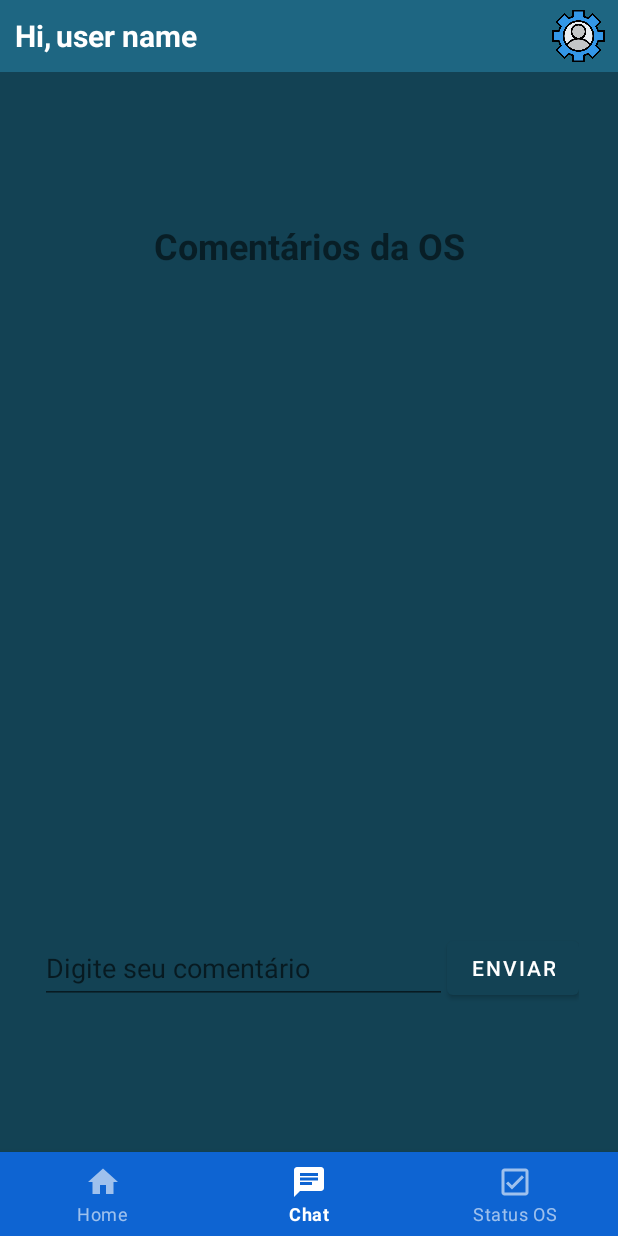
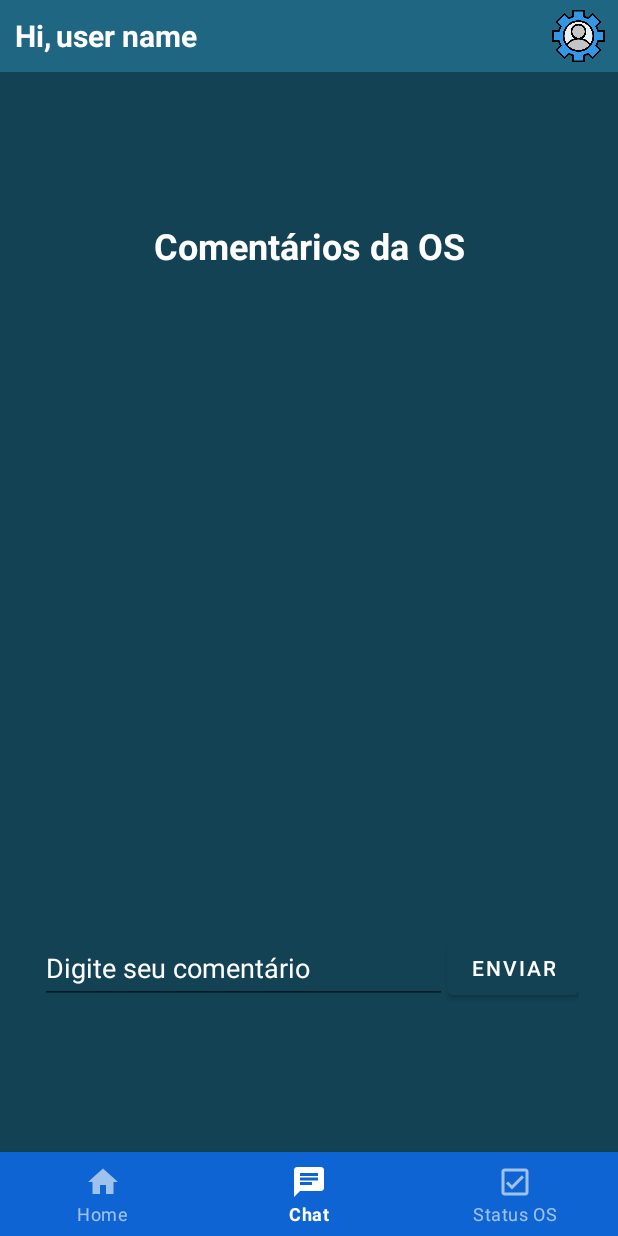
Before and after one commit to LeonardoSnows/Sistema-Integrado-Continuo, an Android app: the screen it shows after launch (MainMenu), item 2 of the bottom bar chosen, on a phone screen of 412 x 824 dp. Run offline under Robolectric (Android 15) with nearby library versions, the phone set to English and light mode, and no system bars; our stand-ins replace Firebase (no records; nobody signed in at launch, a user with empty details on screens opened directly).

Commit message:
mudança na estrutura da tela de comentarios

```diff
--- a/sistema_integrado_continuo/app/src/main/java/br/com/fatec/projeto/sistemaintegradocontinuo/fragments/bottomMenu/ChatFragment.kt
+++ b/sistema_integrado_continuo/app/src/main/java/br/com/fatec/projeto/sistemaintegradocontinuo/fragments/bottomMenu/ChatFragment.kt
@@ -1,46 +1,59 @@
 package br.com.fatec.projeto.sistemaintegradocontinuo.fragments.bottomMenu
 
+import CommentsAdapter
 import android.os.Bundle
+import android.view.KeyEvent
 import android.view.LayoutInflater
 import android.view.View
 import android.view.ViewGroup
-import android.widget.ArrayAdapter
+import android.view.inputmethod.EditorInfo
 import android.widget.Button
 import android.widget.EditText
-import android.widget.ListView
 import androidx.fragment.app.Fragment
+import androidx.recyclerview.widget.LinearLayoutManager
+import androidx.recyclerview.widget.RecyclerView
 import br.com.fatec.projeto.sistemaintegradocontinuo.R
 
 class ChatFragment : Fragment() {
 
     private lateinit var etComment: EditText
     private lateinit var btnSend: Button
-    private lateinit var listComments: ListView
-    private lateinit var commentsAdapter: ArrayAdapter<String>
-    private val commentsList = ArrayList<String>() // Lista de comentários simulada
+    private lateinit var recyclerView: RecyclerView
+    private lateinit var commentsAdapter: CommentsAdapter
+    private val commentsList = ArrayList<String>()
 
     override fun onCreateView(inflater: LayoutInflater, container: ViewGroup?, savedInstanceState: Bundle?): View? {
-        // Inflar o layout do fragmento
         val view = inflater.inflate(R.layout.fragment_chat, container, false)
 
         etComment = view.findViewById(R.id.etComment)
         btnSend = view.findViewById(R.id.btnSend)
-        listComments = view.findViewById(R.id.listComments)
+        recyclerView = view.findViewById(R.id.recyclerView)
 
-        // Configurar o adaptador da lista de comentários
-        commentsAdapter = ArrayAdapter(requireContext(), android.R.layout.simple_list_item_1, commentsList)
-        listComments.adapter = commentsAdapter
+        commentsAdapter = CommentsAdapter(commentsList)
+        recyclerView.adapter = commentsAdapter
+        recyclerView.layoutManager = LinearLayoutManager(requireContext())
 
-        // Definir o listener de clique no botão de envio
         btnSend.setOnClickListener {
-            val comment = etComment.text.toString()
-            if (comment.isNotEmpty()) {
-                commentsList.add(comment)
-                commentsAdapter.notifyDataSetChanged()
-                etComment.text.clear()
+            enviarMensagem()
+        }
+
+        etComment.setOnEditorActionListener { _, actionId, event ->
+            if (actionId == EditorInfo.IME_ACTION_SEND || (event?.action == KeyEvent.ACTION_DOWN && event.keyCode == KeyEvent.KEYCODE_ENTER)) {
+                enviarMensagem()
+                return@setOnEditorActionListener true
             }
+            return@setOnEditorActionListener false
         }
 
         return view
     }
+
+    private fun enviarMensagem() {
+        val comment = etComment.text.toString()
+        if (comment.isNotEmpty()) {
+            commentsList.add(comment)
+            commentsAdapter.notifyDataSetChanged()
+            etComment.text.clear()
+        }
+    }
 }
--- a/sistema_integrado_continuo/app/src/main/res/layout/fragment_chat.xml
+++ b/sistema_integrado_continuo/app/src/main/res/layout/fragment_chat.xml
@@ -14,23 +14,20 @@
         android:layout_height="wrap_content"
         android:layout_marginTop="16dp"
         android:text="Comentários da OS"
+        android:textColor="@color/white"
         android:textSize="24sp"
         android:textStyle="bold"
         app:layout_constraintEnd_toEndOf="parent"
         app:layout_constraintStart_toStartOf="parent"
         app:layout_constraintTop_toTopOf="parent" />
 
-    <!-- Lista de Comentários -->
+    <!-- RecyclerView de Comentários -->
 
-    <ListView
-        android:id="@+id/listComments"
+    <androidx.recyclerview.widget.RecyclerView
+        android:id="@+id/recyclerView"
         android:layout_width="0dp"
         android:layout_height="0dp"
         android:background="@color/teal_700"
-        android:cacheColorHint="#FFFFFF"
-        android:divider="@color/white"
-        android:dividerHeight="1.5dp"
-        android:scrollbars="vertical"
         app:layout_constraintBottom_toTopOf="@+id/llCommentForm"
         app:layout_constraintEnd_toEndOf="parent"
         app:layout_constraintHorizontal_bias="0.0"
@@ -56,7 +53,9 @@
             android:layout_width="0dp"
             android:layout_height="match_parent"
             android:layout_weight="1"
-            android:hint="Digite seu comentário" />
+            android:hint="Digite seu comentário"
+            android:textColor="@color/white"
+            android:textColorHint="@color/white" />
 
         <Button
             android:id="@+id/btnSend"
```
Also changed, not shown: sistema_integrado_continuo/app/src/main/java/br/com/fatec/projeto/sistemaintegradocontinuo/fragments/bottomMenu/adapter/CommentsAdapter.kt (added, +31 -0 lines), sistema_integrado_continuo/app/src/main/res/layout/item_comment.xml (added, +14 -0 lines).
